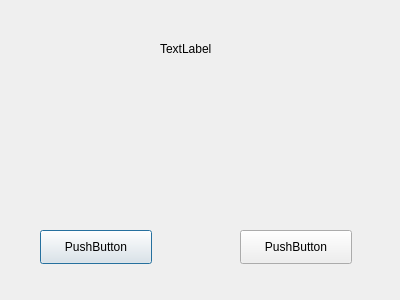
This is MEMOplus/suspenddia.ui in yzc0731/copy_from_xiang as Qt 5 draws it before an edit. The edited form follows.
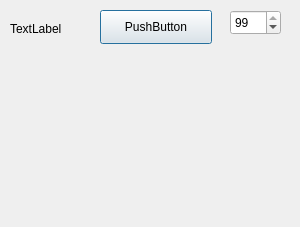
This is the edited form.

Patch:
```diff
--- a/MEMOplus/suspenddia.ui
+++ b/MEMOplus/suspenddia.ui
@@ -6,8 +6,8 @@
    <rect>
     <x>0</x>
     <y>0</y>
-    <width>400</width>
-    <height>300</height>
+    <width>300</width>
+    <height>227</height>
    </rect>
   </property>
   <property name="windowTitle">
@@ -16,21 +16,8 @@
   <widget class="QPushButton" name="backBtn">
    <property name="geometry">
     <rect>
-     <x>40</x>
-     <y>230</y>
-     <width>112</width>
-     <height>34</height>
-    </rect>
-   </property>
-   <property name="text">
-    <string>PushButton</string>
-   </property>
-  </widget>
-  <widget class="QPushButton" name="exitBtn">
-   <property name="geometry">
-    <rect>
-     <x>240</x>
-     <y>230</y>
+     <x>100</x>
+     <y>10</y>
      <width>112</width>
      <height>34</height>
     </rect>
@@ -42,8 +29,8 @@
   <widget class="QLabel" name="title">
    <property name="geometry">
     <rect>
-     <x>160</x>
-     <y>40</y>
+     <x>10</x>
+     <y>20</y>
      <width>81</width>
      <height>18</height>
     </rect>
@@ -52,6 +39,22 @@
     <string>TextLabel</string>
    </property>
   </widget>
+  <widget class="QSpinBox" name="pacityBox">
+   <property name="geometry">
+    <rect>
+     <x>230</x>
+     <y>10</y>
+     <width>51</width>
+     <height>25</height>
+    </rect>
+   </property>
+   <property name="maximum">
+    <number>99</number>
+   </property>
+   <property name="value">
+    <number>99</number>
+   </property>
+  </widget>
  </widget>
  <resources/>
  <connections/>
```
